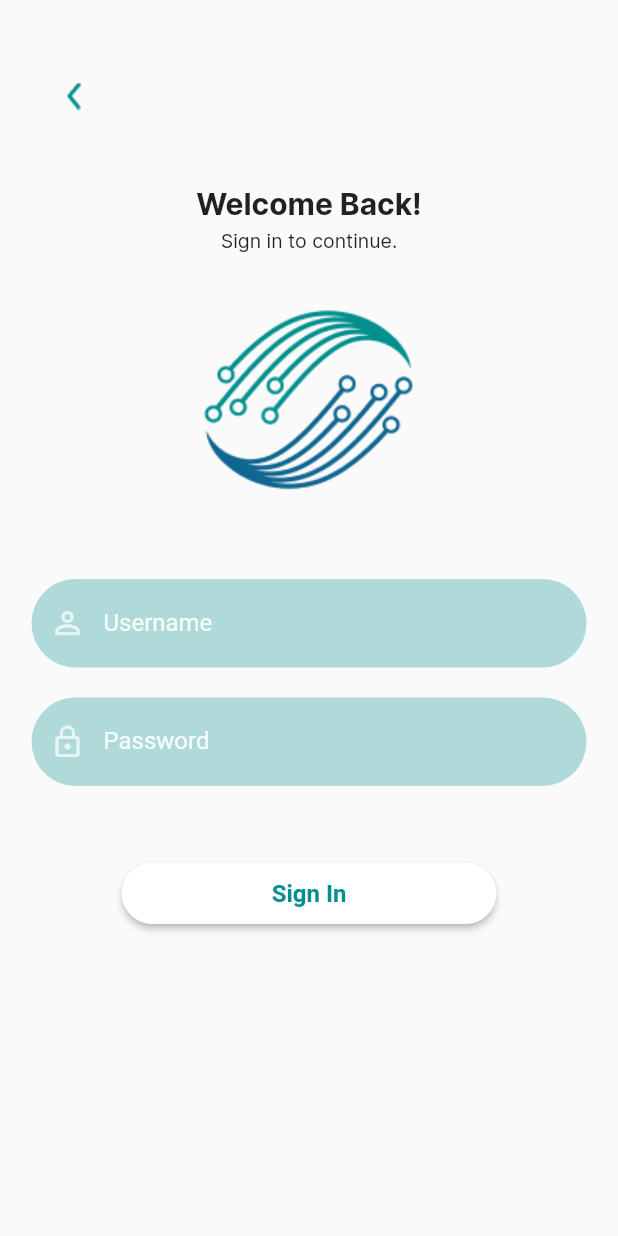
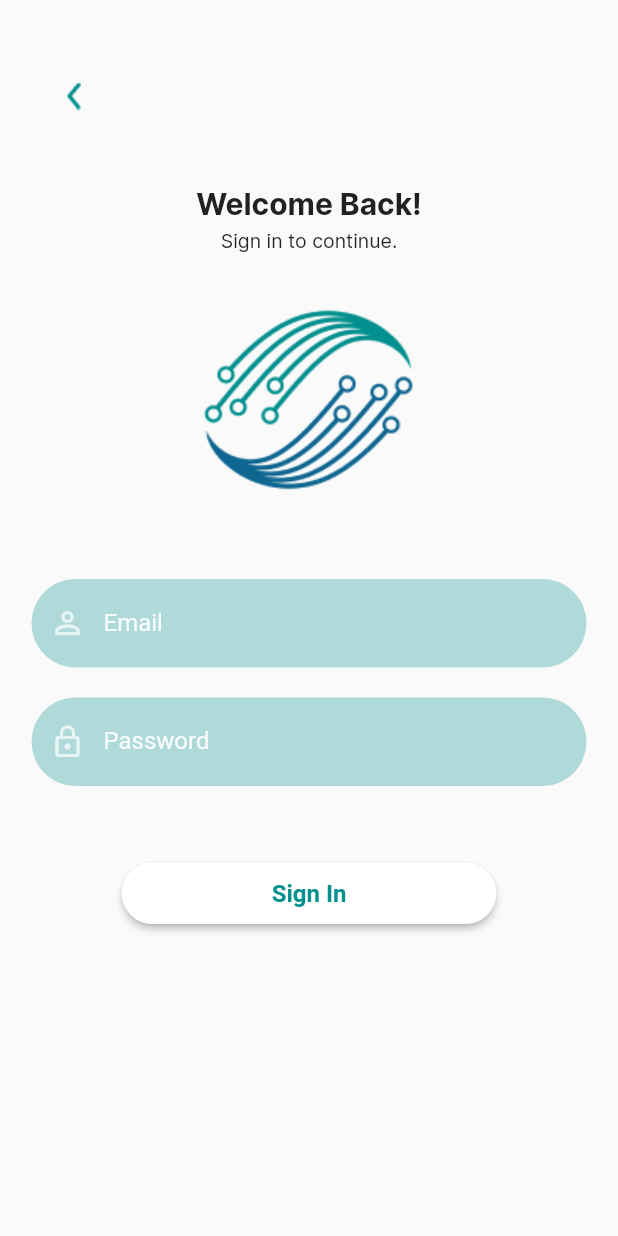
Before and after one commit to billah16/sharechip_project-master, a Flutter app: the screen it shows after launch, after a tap on "Sign In", on a phone screen of 412 x 824 dp. Run offline on Flutter 3.47's test engine with Material 2 defaults, Android fonts, the phone set to English and light mode, and no system bars; our stand-ins replace firebase_auth, firebase_core; accounts and stored records are empty; network calls fail.

Commit message:
bismillah1234

```diff
--- a/sharechip_project-master/lib/screens/home/signin-screen.dart
+++ b/sharechip_project-master/lib/screens/home/signin-screen.dart
@@ -67,7 +67,7 @@ class SignIn extends StatelessWidget {
             ),
             Container(
               padding: EdgeInsets.only(left: 21, right: 21),
-              child: reusableTextField("Username", Icons.person_outline, false,
+              child: reusableTextField("Email", Icons.person_outline, false,
                   _emailTextController),
             ),
             SizedBox(
```
